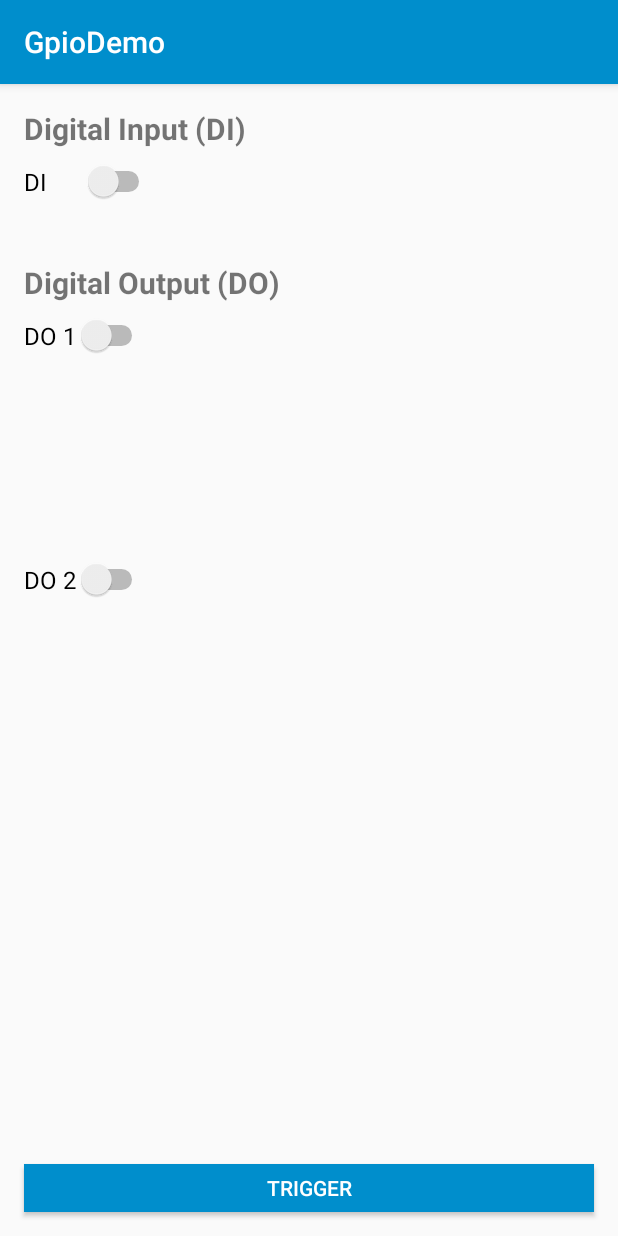
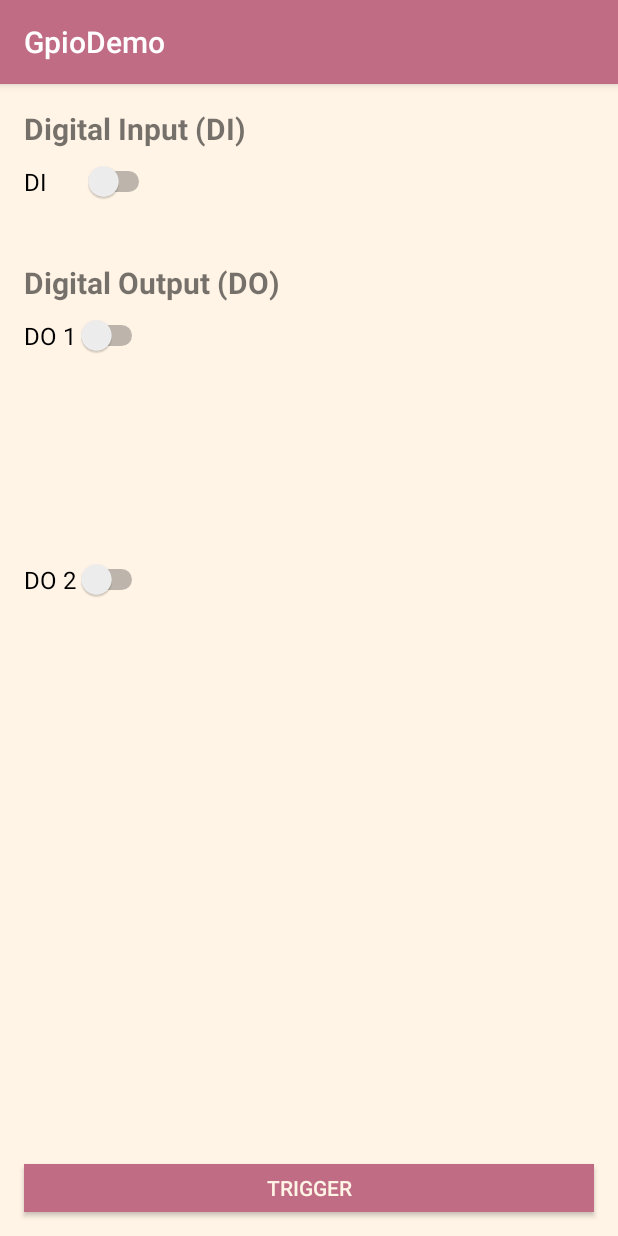
Before and after one commit to honiwy/GPIOdemo, an Android app: the screen it shows after launch (MainActivity), on a phone screen of 412 x 824 dp. Run offline under Robolectric (Android 15) with nearby library versions, the phone set to English and light mode, and no system bars; our stand-ins replace data binding.

Commit message:
color setting and display delay/pulse sec of DO

```diff
--- a/app/src/main/java/com/avc/app/gpiodemo/ui/main/MainViewModel.kt
+++ b/app/src/main/java/com/avc/app/gpiodemo/ui/main/MainViewModel.kt
@@ -47,15 +47,36 @@ class MainViewModel : ViewModel() {
     val do1DelaySec: LiveData<Int>
         get() = _do1DelaySec
 
+    fun changeDo1DelayTime(sec: Int){
+        _do1DelaySec.value = sec
+    }
+
     private val _do2PulseSec = MutableLiveData<Int>()
 
     val do2PulseSec: LiveData<Int>
         get() = _do2PulseSec
 
+    fun changeDo2PulseTime(sec: Int){
+        _do2PulseSec.value = sec
+    }
+
     private val _do2DelaySec = MutableLiveData<Int>()
 
     val do2DelaySec: LiveData<Int>
         get() = _do2DelaySec
+
+    fun changeDo2DelayTime(sec: Int){
+        _do2DelaySec.value = sec
+    }
+
+    private val _seekBarDisplayValue = MutableLiveData<Int>()
+
+    val seekBarDisplayValue: LiveData<Int>
+        get() = _seekBarDisplayValue
+
+    fun changeSeekBarDisplay(sec: Int){
+        _seekBarDisplayValue.value = sec
+    }
 
     init {
         _isDiEnabled.value = false
@@ -65,5 +86,6 @@ class MainViewModel : ViewModel() {
         _do1DelaySec.value = 1
         _do2PulseSec.value = 1
         _do2DelaySec.value = 1
+        _seekBarDisplayValue.value = 1
     }
 }
--- a/app/src/main/res/layout/main_fragment.xml
+++ b/app/src/main/res/layout/main_fragment.xml
@@ -9,6 +9,7 @@
             android:id="@+id/main"
             android:layout_width="match_parent"
             android:layout_height="match_parent"
+            android:background="@color/colorMain"
             tools:context=".ui.main.MainFragment">
 
         <TextView
@@ -274,12 +275,31 @@
                 android:layout_marginStart="16dp"
                 android:layout_marginEnd="16dp"
                 android:layout_marginBottom="16dp"
-                android:textColor="@color/colorWhite"
+                android:textColor="@color/colorMain"
                 android:background="@color/colorPrimary"
                 android:text="@string/trigger"
                 app:layout_constraintBottom_toBottomOf="parent"
                 app:layout_constraintEnd_toEndOf="parent"
                 app:layout_constraintStart_toStartOf="parent"/>
+        <TextView
+                android:text="@{Integer.toString(viewModel.seekBarDisplayValue)}"
+                android:layout_width="120dp"
+                android:layout_height="120dp"
+                android:textSize="32dp"
+                tools:text="@string/do_display_time"
+                tools:visibility="visible"
+                android:background="@color/colorAccentSemi"
+                android:textColor="@color/colorMain"
+                android:visibility="invisible"
+                android:id="@+id/displaySeekbarTime"
+                app:layout_constraintStart_toStartOf="parent"
+                android:layout_marginStart="16dp"
+                app:layout_constraintEnd_toEndOf="parent"
+                android:layout_marginEnd="16dp"
+                android:layout_marginTop="8dp"
+                android:textAlignment="center"
+                android:gravity="center" app:layout_constraintTop_toBottomOf="@+id/constraintDO2"
+                app:layout_constraintBottom_toTopOf="@+id/trigger"/>
 
     </androidx.constraintlayout.widget.ConstraintLayout>
 </layout>
--- a/app/src/main/res/values/colors.xml
+++ b/app/src/main/res/values/colors.xml
@@ -1,7 +1,10 @@
 <?xml version="1.0" encoding="utf-8"?>
 <resources>
-    <color name="colorPrimary">#008ECC</color>
-    <color name="colorPrimaryDark">#008ECC</color>
-    <color name="colorAccent">#008ECC</color>
+    <color name="colorPrimary">#C06C84</color>
+    <color name="colorPrimaryDark">#355C7D</color>
+    <color name="colorAccent">#F67280</color>
+    <color name="colorAccentSemi">#88F67280</color>
     <color name="colorWhite">#FFFFFF</color>
+    <color name="colorMain">#fff4e6</color>
+
 </resources>
--- a/app/src/main/res/values/strings.xml
+++ b/app/src/main/res/values/strings.xml
@@ -11,4 +11,5 @@
     <string name="pulse_time">Pulse Time</string>
     <string name="delay_time">Delay Time</string>
     <string name="trigger">Trigger</string>
+    <string name="trigger_toast">Oh! You just trigger an event!</string>
 </resources>
--- a/app/src/main/res/values/styles.xml
+++ b/app/src/main/res/values/styles.xml
@@ -6,6 +6,7 @@
         <item name="colorPrimary">@color/colorPrimary</item>
         <item name="colorPrimaryDark">@color/colorPrimaryDark</item>
         <item name="colorAccent">@color/colorAccent</item>
+        <item name="android:titleTextColor">@color/colorMain</item>
     </style>
 
 </resources>
```
Also changed, not shown: app/src/main/java/com/avc/app/gpiodemo/ui/main/MainFragment.kt (+66 -10 lines).
